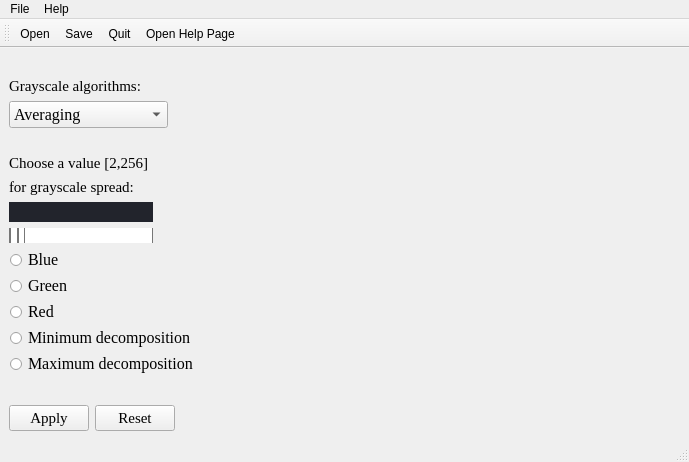
Above: Sources/UserInterface/mainwindow.ui from CucuAntonia/Grayscale_FIlters before the change. Below: the same form after it.
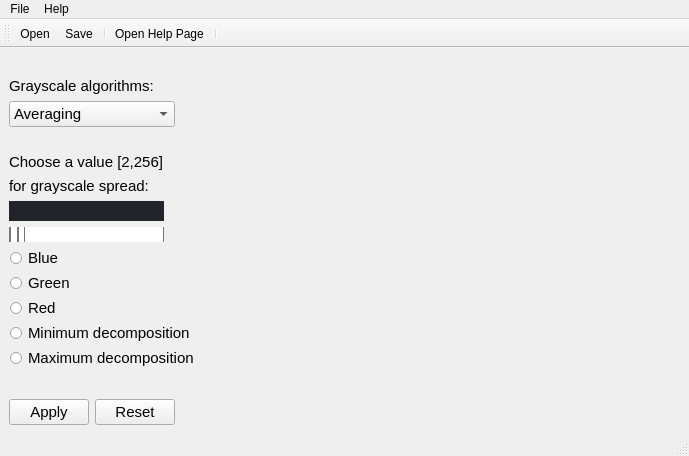
That is the form after the change. Icons and pictures are not drawn.

Commit message: Interface modified. Close button on toolbar removed. Font changed.

Diff of the .ui file:
```diff
--- a/Sources/UserInterface/mainwindow.ui
+++ b/Sources/UserInterface/mainwindow.ui
@@ -36,7 +36,7 @@
          <widget class="QLabel" name="label">
           <property name="font">
            <font>
-            <family>Times New Roman</family>
+            <family>Segoe UI</family>
             <pointsize>11</pointsize>
            </font>
           </property>
@@ -58,8 +58,8 @@
           </property>
           <property name="font">
            <font>
-            <family>Times New Roman</family>
-            <pointsize>12</pointsize>
+            <family>Segoe UI</family>
+            <pointsize>11</pointsize>
            </font>
           </property>
           <property name="autoFillBackground">
@@ -120,7 +120,7 @@
            <widget class="QLabel" name="label_2">
             <property name="font">
              <font>
-              <family>Times New Roman</family>
+              <family>Segoe UI</family>
               <pointsize>11</pointsize>
              </font>
             </property>
@@ -136,7 +136,7 @@
            <widget class="QLabel" name="label_3">
             <property name="font">
              <font>
-              <family>Times New Roman</family>
+              <family>Segoe UI</family>
               <pointsize>11</pointsize>
              </font>
             </property>
@@ -159,7 +159,7 @@
             </property>
             <property name="font">
              <font>
-              <family>Times New Roman</family>
+              <family>Segoe UI</family>
               <pointsize>11</pointsize>
              </font>
             </property>
@@ -194,9 +194,9 @@
            <widget class="QSlider" name="horizontalSlider">
             <property name="font">
              <font>
-              <family>Times New Roman</family>
-              <pointsize>10</pointsize>
-              <bold>true</bold>
+              <family>Segoe UI</family>
+              <pointsize>11</pointsize>
+              <bold>false</bold>
              </font>
             </property>
             <property name="styleSheet">
@@ -279,8 +279,10 @@
          <widget class="QRadioButton" name="radioButton_blue">
           <property name="font">
            <font>
-            <family>Times New Roman</family>
-            <pointsize>12</pointsize>
+            <family>Segoe UI</family>
+            <pointsize>11</pointsize>
+            <italic>false</italic>
+            <bold>false</bold>
            </font>
           </property>
           <property name="styleSheet">
@@ -322,8 +324,10 @@
          <widget class="QRadioButton" name="radioButton_green">
           <property name="font">
            <font>
-            <family>Times New Roman</family>
-            <pointsize>12</pointsize>
+            <family>Segoe UI</family>
+            <pointsize>11</pointsize>
+            <italic>false</italic>
+            <bold>false</bold>
            </font>
           </property>
           <property name="styleSheet">
@@ -366,8 +370,10 @@
          <widget class="QRadioButton" name="radioButton_red">
           <property name="font">
            <font>
-            <family>Times New Roman</family>
-            <pointsize>12</pointsize>
+            <family>Segoe UI</family>
+            <pointsize>11</pointsize>
+            <italic>false</italic>
+            <bold>false</bold>
            </font>
           </property>
           <property name="styleSheet">
@@ -413,8 +419,10 @@
          <widget class="QRadioButton" name="radioButton_min">
           <property name="font">
            <font>
-            <family>Times New Roman</family>
-            <pointsize>12</pointsize>
+            <family>Segoe UI</family>
+            <pointsize>11</pointsize>
+            <italic>false</italic>
+            <bold>false</bold>
            </font>
           </property>
           <property name="styleSheet">
@@ -456,8 +464,10 @@
          <widget class="QRadioButton" name="radioButton_max">
           <property name="font">
            <font>
-            <family>Times New Roman</family>
-            <pointsize>12</pointsize>
+            <family>Segoe UI</family>
+            <pointsize>11</pointsize>
+            <italic>false</italic>
+            <bold>false</bold>
            </font>
           </property>
           <property name="styleSheet">
@@ -512,7 +522,7 @@
           </property>
           <property name="font">
            <font>
-            <family>Times New Roman</family>
+            <family>Segoe UI</family>
             <pointsize>11</pointsize>
             <italic>false</italic>
             <bold>false</bold>
@@ -536,8 +546,10 @@
           </property>
           <property name="font">
            <font>
-            <family>Times New Roman</family>
+            <family>Segoe UI</family>
             <pointsize>11</pointsize>
+            <italic>false</italic>
+            <bold>false</bold>
            </font>
           </property>
           <property name="text">
@@ -611,8 +623,9 @@
    </attribute>
    <addaction name="actionOpen"/>
    <addaction name="actionSave"/>
-   <addaction name="actionQuit"/>
+   <addaction name="separator"/>
    <addaction name="actionOpen_Help_Page"/>
+   <addaction name="separator"/>
   </widget>
   <action name="actionOpen">
    <property name="icon">
```
